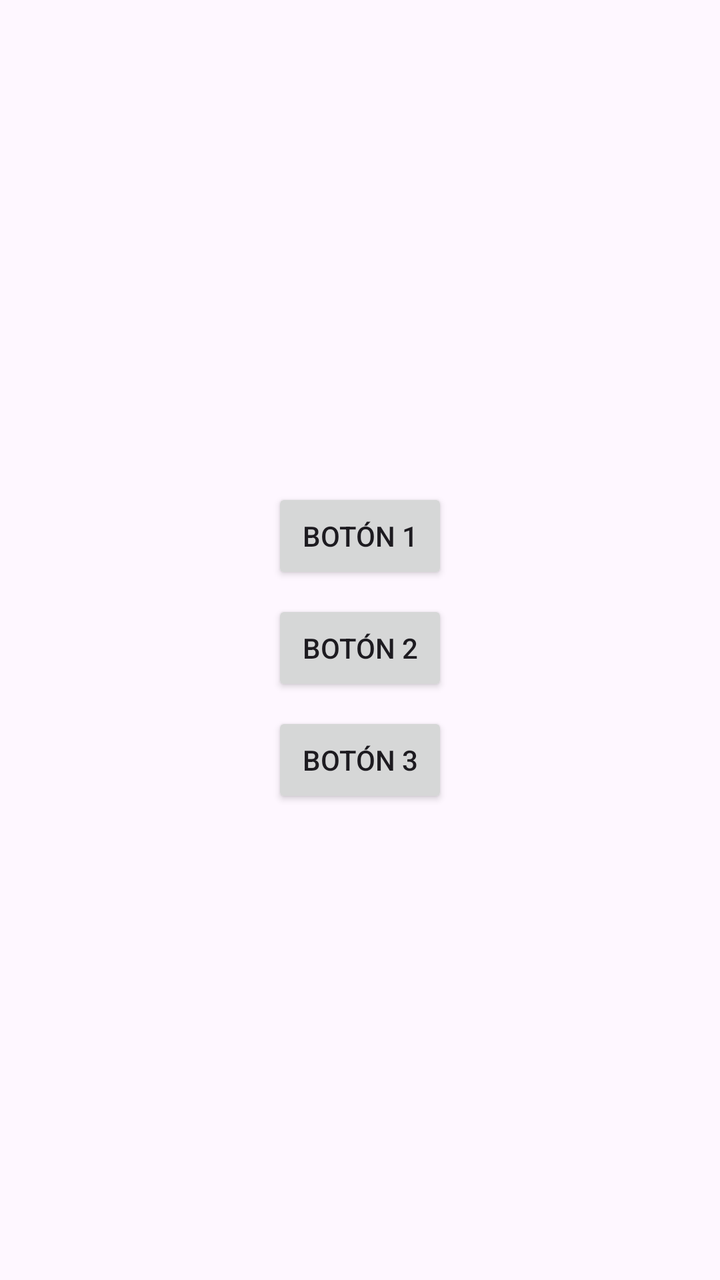
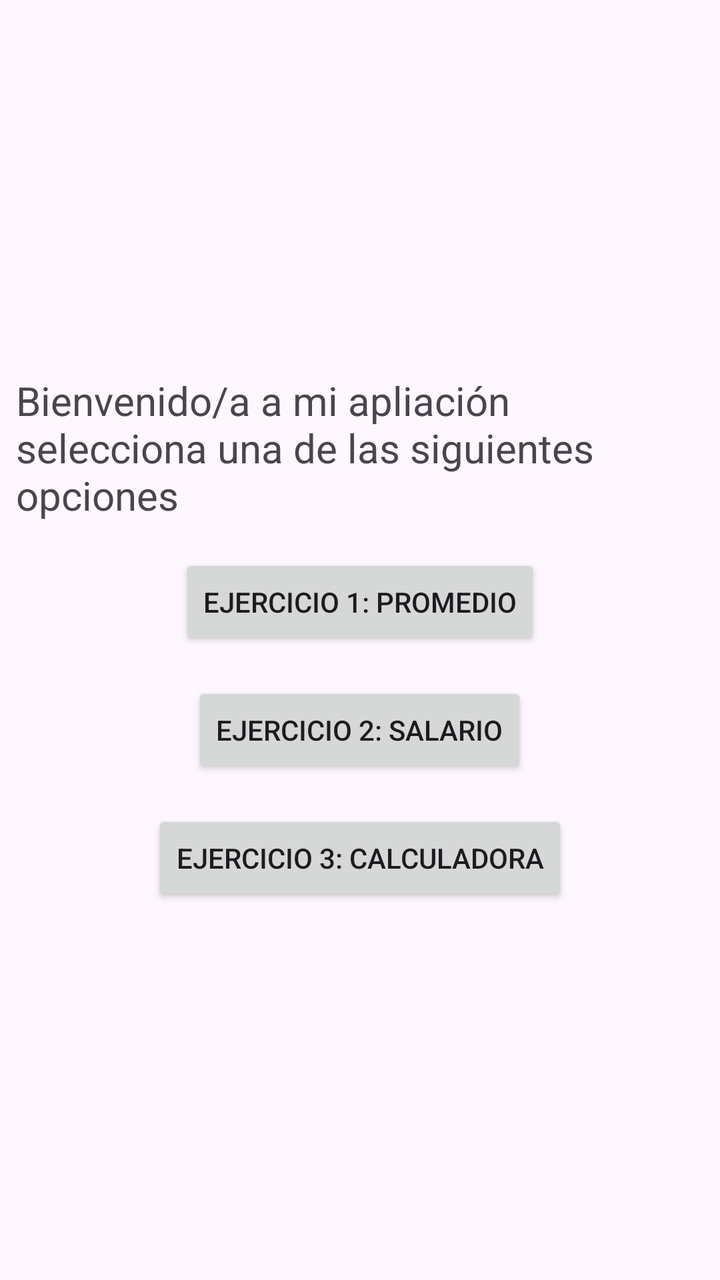

Screens rendered from an Android XML layout before and after an edit, with the pre-edit source and the edit as a unified diff.
<!-- AndroidManifest.xml: application theme Theme.Desafio1_DSM -->
<!-- res/layout/activity_main.xml -->
<?xml version="1.0" encoding="utf-8"?>
<LinearLayout xmlns:android="http://schemas.android.com/apk/res/android"
    xmlns:app="http://schemas.android.com/apk/res-auto"
    xmlns:tools="http://schemas.android.com/tools"
    android:id="@+id/main"
    android:layout_width="match_parent"
    android:layout_height="match_parent"
    android:gravity="center"
    android:orientation="vertical"
    tools:context=".MainActivity">

    
    <Button
        android:id="@+id/Promediobtn"
        android:layout_width="wrap_content"
        android:layout_height="wrap_content"
        android:layout_marginTop="8dp"
        android:text="Botón 1" />

    <Button
        android:id="@+id/Salariobtn"
        android:layout_width="wrap_content"
        android:layout_height="wrap_content"
        android:layout_marginTop="8dp"
        android:text="Botón 2" />

    <Button
        android:id="@+id/Calculadorabtn"
        android:layout_width="wrap_content"
        android:layout_height="wrap_content"
        android:layout_marginTop="8dp"
        android:text="Botón 3" />
</LinearLayout>
<!-- resources referenced by this layout -->
<resources>
  <style name="Theme.Desafio1_DSM" parent="Base.Theme.Desafio1_DSM" />
  <style name="Base.Theme.Desafio1_DSM" parent="Theme.Material3.DayNight.NoActionBar">
          
          
      </style>
</resources>

<!-- the commit's change to res/layout/activity_main.xml (unified diff, before → after) -->
@@ -9,25 +9,34 @@
     android:orientation="vertical"
     tools:context=".MainActivity">
 
+    <TextView
+        android:layout_width="match_parent"
+        android:layout_height="wrap_content"
+        android:text="@string/tittle_principal"
+        android:layout_marginLeft="@dimen/margin_small"
+        android:layout_marginRight="@dimen/margin_small"
+        android:textSize="@dimen/text_size_title"
+        />
+
     
     <Button
         android:id="@+id/Promediobtn"
         android:layout_width="wrap_content"
         android:layout_height="wrap_content"
-        android:layout_marginTop="8dp"
-        android:text="Botón 1" />
+        android:layout_marginTop="@dimen/margin_medium"
+        android:text="@string/btn_ejercicio1" />
 
     <Button
         android:id="@+id/Salariobtn"
         android:layout_width="wrap_content"
         android:layout_height="wrap_content"
-        android:layout_marginTop="8dp"
-        android:text="Botón 2" />
+        android:layout_marginTop="@dimen/margin_medium"
+        android:text="@string/btn_ejercicio2" />
 
     <Button
         android:id="@+id/Calculadorabtn"
         android:layout_width="wrap_content"
         android:layout_height="wrap_content"
-        android:layout_marginTop="8dp"
-        android:text="Botón 3" />
+        android:layout_marginTop="@dimen/margin_medium"
+        android:text="@string/btn_ejercicio3" />
 </LinearLayout>
<!-- resource entries referenced after the edit -->
@@ -1,5 +1,13 @@
 <!-- resources referenced by this layout -->
 <resources>
+  <dimen name="margin_medium">16dp</dimen>
+  <dimen name="margin_small">8dp</dimen>
+  <dimen name="text_size_title">20sp</dimen>
+  <string name="btn_ejercicio1">Ejercicio 1: Promedio</string>
+  <string name="btn_ejercicio2">Ejercicio 2: Salario</string>
+  <string name="btn_ejercicio3">Ejercicio 3: Calculadora</string>
+  <string name="tittle_principal">Bienvenido/a a mi apliación
+      selecciona una de las siguientes opciones </string>
   <style name="Theme.Desafio1_DSM" parent="Base.Theme.Desafio1_DSM" />
   <style name="Base.Theme.Desafio1_DSM" parent="Theme.Material3.DayNight.NoActionBar">
           
